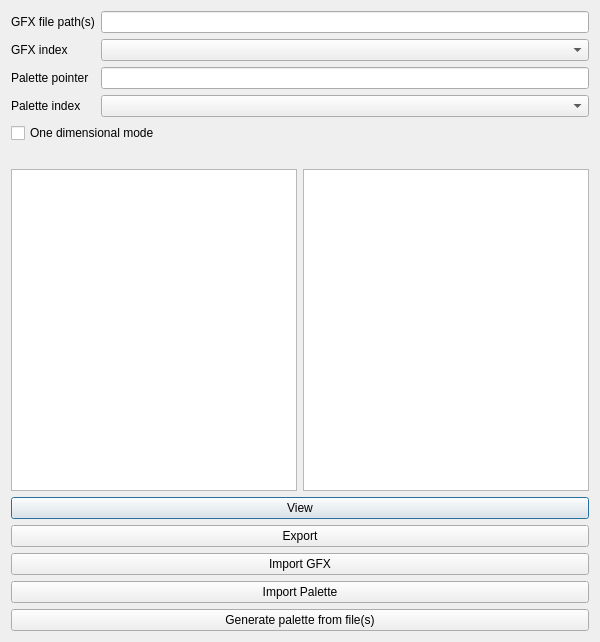
Qt form dsvedit/gfx_editor.ui (LagoLunatic/DSVEdit) before a commit.
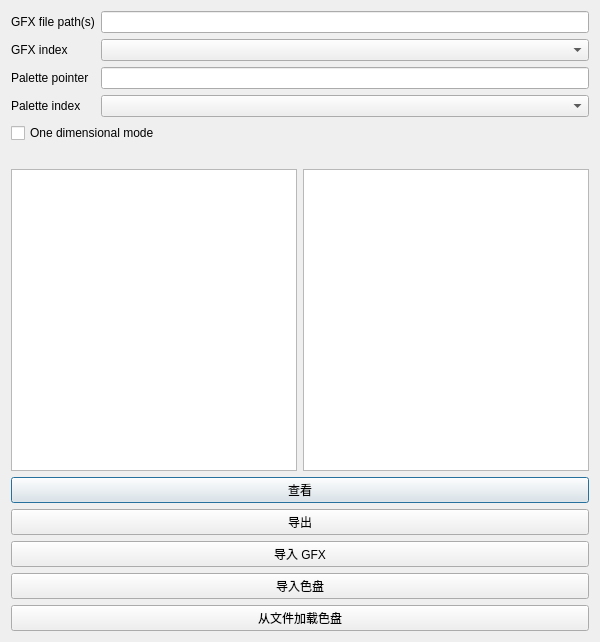
The same form after that commit.

What changed in the file:
```diff
--- a/dsvedit/gfx_editor.ui
+++ b/dsvedit/gfx_editor.ui
@@ -88,35 +88,35 @@
    <item>
     <widget class="QPushButton" name="view_button">
      <property name="text">
-      <string>View</string>
+      <string>查看</string>
      </property>
     </widget>
    </item>
    <item>
     <widget class="QPushButton" name="export_button">
      <property name="text">
-      <string>Export</string>
+      <string>导出</string>
      </property>
     </widget>
    </item>
    <item>
     <widget class="QPushButton" name="import_gfx_button">
      <property name="text">
-      <string>Import GFX</string>
+      <string>导入 GFX</string>
      </property>
     </widget>
    </item>
    <item>
     <widget class="QPushButton" name="import_palette_button">
      <property name="text">
-      <string>Import Palette</string>
+      <string>导入色盘</string>
      </property>
     </widget>
    </item>
    <item>
     <widget class="QPushButton" name="generate_palette_from_files">
      <property name="text">
-      <string>Generate palette from file(s)</string>
+      <string>从文件加载色盘</string>
      </property>
     </widget>
    </item>
```
Left out of the diff: 2 changed lines with no effect on the pictures.
